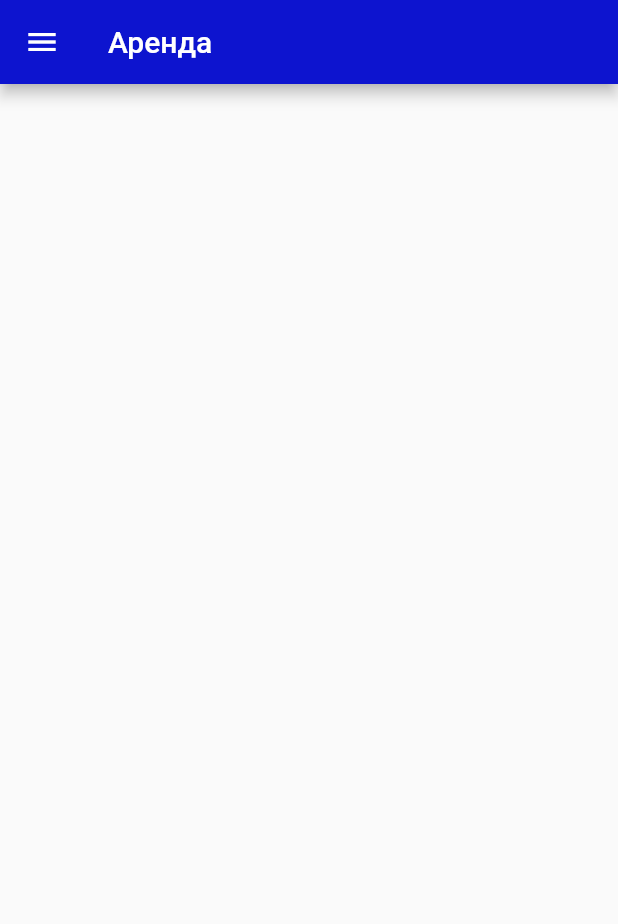
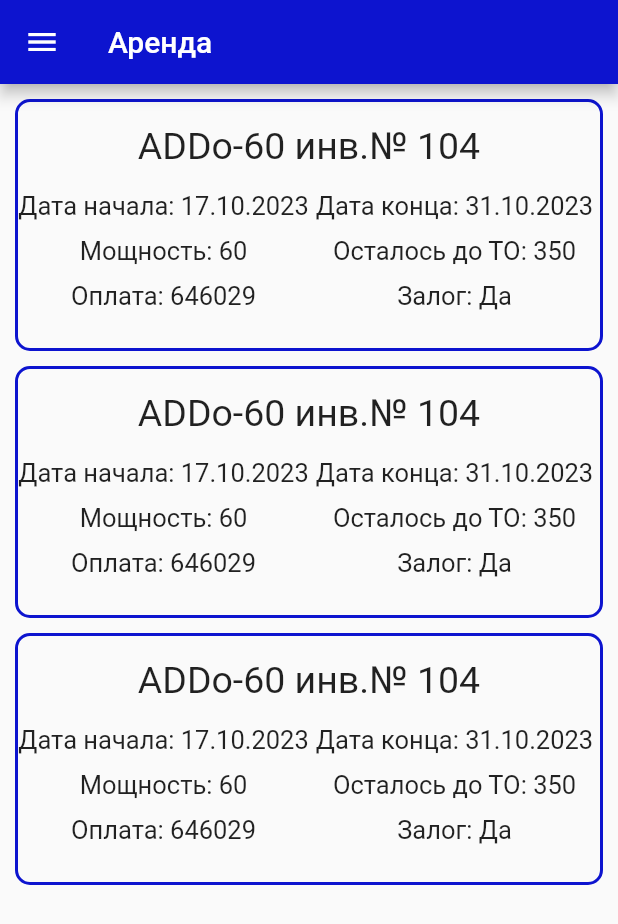
Before and after one commit to AkaiKato/mobile_Project, a Flutter app: the HomePage screen opened by its route, on a phone screen of 412 x 824 dp. Shown: the top 924 px of the screen. Run offline on Flutter 3.47's test engine with Material 2 defaults, Android fonts, the phone set to English and light mode, and no system bars.

Commit message:
end with base of rentContainer

```diff
--- /dev/null
+++ b/lib/components/rent_comp/rent_main_container.dart
@@ -0,0 +1,123 @@
+import 'package:flutter/material.dart';
+import 'package:mobile_project/components/rent_comp/rent_text.dart';
+
+class RentContainer extends StatelessWidget {
+  final String name;
+  final String startDate;
+  final String endDate;
+  final String power;
+  final String lastForTO;
+  final String payment;
+  final String deposit;
+
+  const RentContainer(
+      {super.key,
+      required this.name,
+      required this.startDate,
+      required this.endDate,
+      required this.power,
+      required this.lastForTO,
+      required this.payment,
+      required this.deposit});
+
+  @override
+  Widget build(BuildContext context) {
+    return Container(
+      margin: const EdgeInsets.only(left: 10, right: 10, top: 10),
+      padding: const EdgeInsets.only(bottom: 15, top: 15),
+      decoration: BoxDecoration(
+        border: Border.all(
+          color: const Color.fromARGB(255, 13, 20, 207),
+          width: 2.0,
+        ),
+        borderRadius: BorderRadius.circular(10),
+      ),
+      child: Align(
+        alignment: Alignment.center,
+        child: Column(
+          children: [
+            Container(
+              padding: const EdgeInsets.only(bottom: 15),
+              child: RentText(
+                text: name,
+                fontSize: 25,
+              ),
+            ),
+            Row(
+              children: [
+                Expanded(
+                  child: Container(
+                    padding: const EdgeInsets.only(bottom: 10),
+                    alignment: Alignment.center,
+                    child: RentText(
+                      text: "Дата начала: $startDate",
+                      fontSize: 17,
+                    ),
+                  ),
+                ),
+                Expanded(
+                  child: Container(
+                    padding: const EdgeInsets.only(bottom: 10),
+                    alignment: Alignment.center,
+                    child: RentText(
+                      text: "Дата конца: $endDate",
+                      fontSize: 17,
+                    ),
+                  ),
+                ),
+              ],
+            ),
+            Row(
+              children: [
+                Expanded(
+                  child: Container(
+                    padding: const EdgeInsets.only(bottom: 10),
+                    alignment: Alignment.center,
+                    child: RentText(
+                      text: "Мощность: $power",
+                      fontSize: 17,
+                    ),
+                  ),
+                ),
+                Expanded(
+                  child: Container(
+                    padding: const EdgeInsets.only(bottom: 10),
+                    alignment: Alignment.center,
+                    child: RentText(
+                      text: "Осталось до ТО: $lastForTO",
+                      fontSize: 17,
+                    ),
+                  ),
+                ),
+              ],
+            ),
+            Row(
+              children: [
+                Expanded(
+                  child: Container(
+                    padding: const EdgeInsets.only(bottom: 10),
+                    alignment: Alignment.center,
+                    child: RentText(
+                      text: "Оплата: $payment",
+                      fontSize: 17,
+                    ),
+                  ),
+                ),
+                Expanded(
+                  child: Container(
+                    padding: const EdgeInsets.only(bottom: 10),
+                    alignment: Alignment.center,
+                    child: RentText(
+                      text: "Залог: $deposit",
+                      fontSize: 17,
+                    ),
+                  ),
+                ),
+              ],
+            ),
+          ],
+        ),
+      ),
+    );
+  }
+}
--- /dev/null
+++ b/lib/components/rent_comp/rent_text.dart
@@ -0,0 +1,18 @@
+import 'package:flutter/material.dart';
+
+class RentText extends StatelessWidget {
+  final String text;
+  final double fontSize;
+
+  const RentText({super.key, required this.text, required this.fontSize});
+
+  @override
+  Widget build(BuildContext context) {
+    return Text(
+      text,
+      style: TextStyle(
+        fontSize: fontSize,
+      ),
+    );
+  }
+}
--- a/lib/pages/home_page.dart
+++ b/lib/pages/home_page.dart
@@ -1,6 +1,7 @@
 import 'package:flutter/material.dart';
 import 'package:mobile_project/components/custom_appbar.dart';
 import 'package:mobile_project/components/custom_drawer.dart';
+import 'package:mobile_project/components/rent_comp/rent_main_container.dart';
 
 class HomePage extends StatelessWidget {
   const HomePage({super.key});
@@ -12,6 +13,37 @@ class HomePage extends StatelessWidget {
         text: "Аренда",
       ),
       drawer: CustomDrawer(),
+      body: Column(
+        children: [
+          RentContainer(
+            name: "ADDo-60 инв.№ 104",
+            startDate: "17.10.2023",
+            endDate: "31.10.2023",
+            power: "60",
+            lastForTO: "350",
+            payment: "646029",
+            deposit: "Да",
+          ),
+          RentContainer(
+            name: "ADDo-60 инв.№ 104",
+            startDate: "17.10.2023",
+            endDate: "31.10.2023",
+            power: "60",
+            lastForTO: "350",
+            payment: "646029",
+            deposit: "Да",
+          ),
+          RentContainer(
+            name: "ADDo-60 инв.№ 104",
+            startDate: "17.10.2023",
+            endDate: "31.10.2023",
+            power: "60",
+            lastForTO: "350",
+            payment: "646029",
+            deposit: "Да",
+          ),
+        ],
+      ),
     );
   }
 }
--- a/lib/pages/login_page.dart
+++ b/lib/pages/login_page.dart
@@ -2,7 +2,6 @@ import 'package:flutter/material.dart';
 import 'package:mobile_project/components/my_button.dart';
 import 'package:mobile_project/components/my_textfield.dart';
 import 'package:mobile_project/helper/helper_functions.dart';
-import 'package:mobile_project/pages/FAQ_page.dart';
 import 'package:mobile_project/pages/home_page.dart';
 
 class LoginPage extends StatefulWidget {
```
